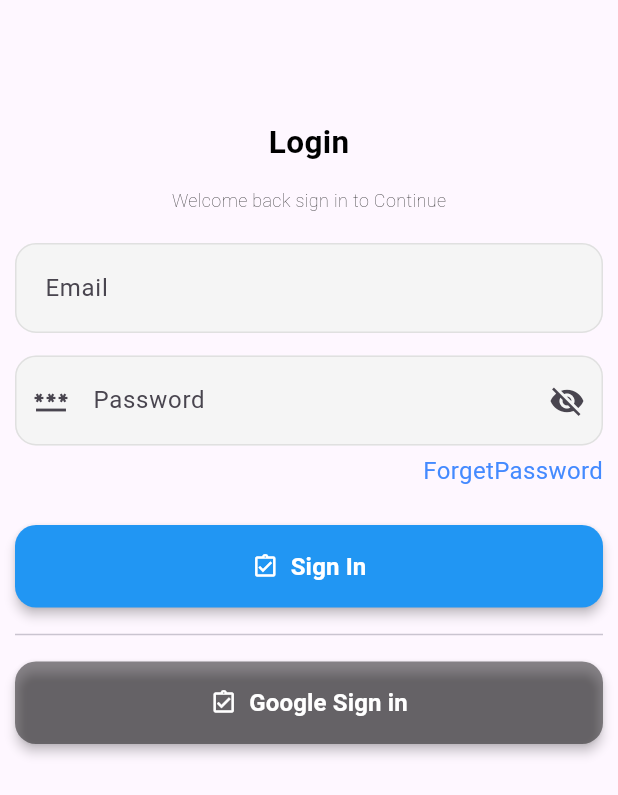
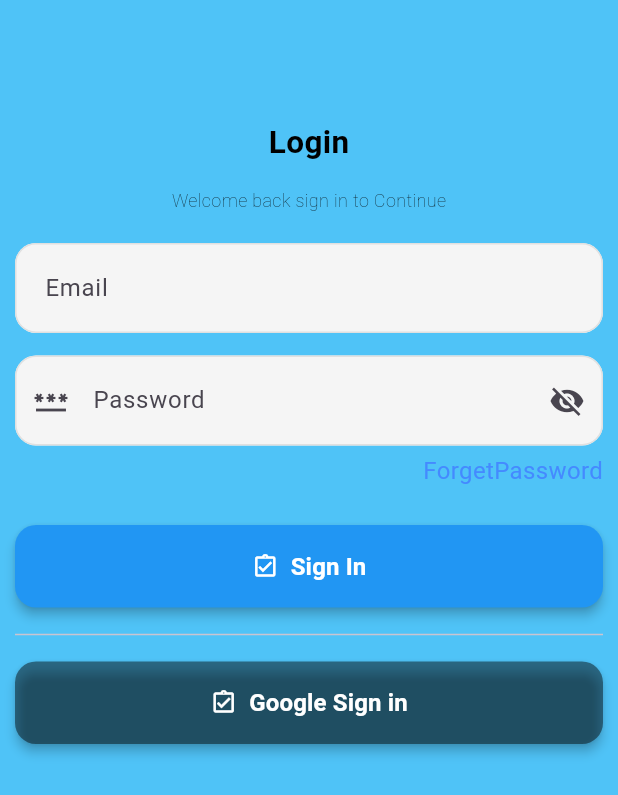
Before and after one commit to Raza373316/PharmaFlow, a Flutter app: the screen it shows after launch, on a phone screen of 412 x 824 dp. Shown: the top 795 px of the screen. Run offline on Flutter 3.47's test engine with Material 3 defaults, Android fonts, the phone set to English and light mode, and no system bars.

Commit message:
login is complte

```diff
--- a/lib/View/auth/LoginScreen.dart
+++ b/lib/View/auth/LoginScreen.dart
@@ -17,6 +17,7 @@ class _LoginscreenState extends State<Loginscreen> {
   @override
   Widget build(BuildContext context) {
     return Scaffold(
+      backgroundColor: Colors.lightBlue.shade300,
       body: Padding(
         padding: const EdgeInsets.all(10),
         child: Column(
@@ -44,15 +45,15 @@ class _LoginscreenState extends State<Loginscreen> {
             ),
             SizedBox(height: 5,),
 
-            InkWell(
-              child: Align(
-                alignment: Alignment.bottomRight,
+            Align(
+              alignment: Alignment.bottomRight,
+              child: InkWell(
+                onTap: () {},
                 child: CustomText(
                   text: "ForgetPassword",
                   color: Colors.blueAccent,
                 ),
               ),
-              onTap: () {},
             ),
             SizedBox(height: 25),
             CustomButton(
```
